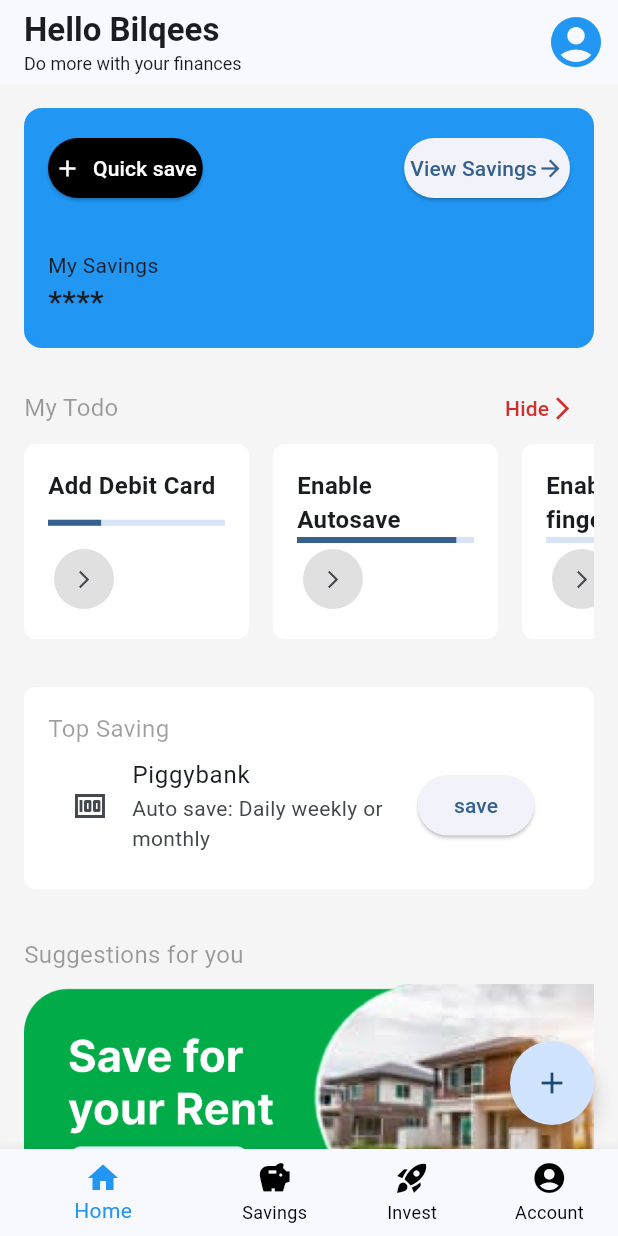
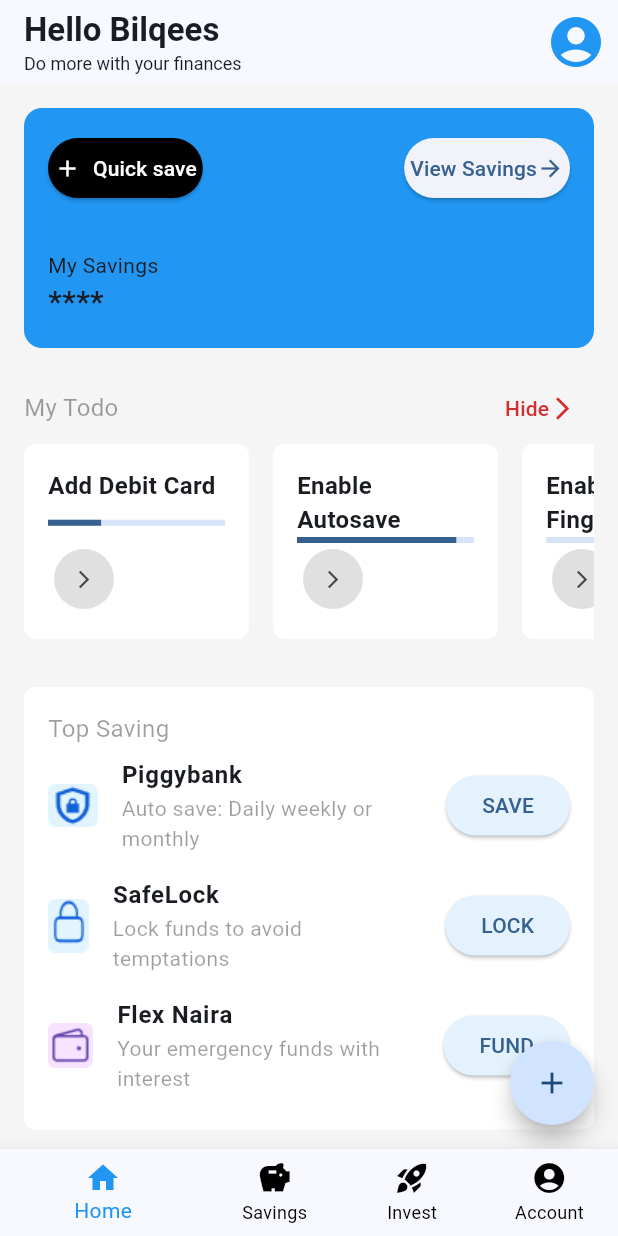
Before and after one commit to Fabilqees/savenet_app, a Flutter app: the screen it shows after launch, after a tap on the "arrow forward ios" icon, on a phone screen of 412 x 824 dp. Run offline on Flutter 3.47's test engine with Material 3 defaults, Android fonts, the phone set to English and light mode, and no system bars; missing offline and left inert: dart:ffi.

Commit message:
built more amazing stuff. Created the Vetted Investment Item and added images

```diff
--- a/lib/features/home/pages/home_view.dart
+++ b/lib/features/home/pages/home_view.dart
@@ -2,6 +2,7 @@
 import 'package:flutter/material.dart';
 import 'package:savenet_app/features/home/widget/my_todo_section.dart';
 import 'package:savenet_app/features/home/widget/top_savings_section.dart';
+import 'package:savenet_app/features/home/widget/vetted_oportunities_section.dart';
 
 import '../widget/savings_details_card.dart';
 import '../widget/suggestions_section.dart';
@@ -47,7 +48,8 @@ class HomeView extends StatelessWidget {
           SavingDetailsCard(),
           MyTodoSection(),
           TopSavingsSection(),
-          SuggestionsSection()
+          SuggestionsSection(),
+          VettedOpportunitesSection()
         ],
       ),
       floatingActionButton: FloatingActionButton(
--- a/lib/features/home/widget/my_todo_section.dart
+++ b/lib/features/home/widget/my_todo_section.dart
@@ -59,9 +59,29 @@ class MyTodoSection extends StatelessWidget {
                     onPressed: () {}
                 ),
                 MyTodoItem(
-                  title: "Enable face id/ fingerprint",
+                  title: "Enable FaceID /Fingerprint",
                   progress: 0,
                     onPressed: () {}
+                ),
+                MyTodoItem(
+                    title: "Add a Picture",
+                    progress: 0.1,
+                    onPressed: () {},
+                ),
+                MyTodoItem(
+                  title: "Add your BVN",
+                  progress: 0.2,
+                  onPressed: () {},
+                ),
+                MyTodoItem(
+                  title: "Verify your Identity",
+                  progress: 0.8,
+                  onPressed: () {},
+                ),
+                MyTodoItem(
+                  title: "Add your Address",
+                  progress: 0.9,
+                  onPressed: () {},
                 )
               ],
 
--- a/lib/features/home/widget/top_savings_section.dart
+++ b/lib/features/home/widget/top_savings_section.dart
@@ -4,6 +4,7 @@ class TopSavingsSection extends StatelessWidget {
   const TopSavingsSection({
     super.key,
   });
+
 
   @override
   Widget build(BuildContext context) {
@@ -25,13 +26,74 @@ class TopSavingsSection extends StatelessWidget {
               ),
             ),
             ListTile(
-              leading: Icon(Icons.money),
-              title: Text("Piggybank"),
-              subtitle: Text("Auto save: Daily weekly or monthly"),
+              leading: Image.asset("assets/images/shield.png"),
+              title: Text(
+                  "Piggybank",
+                   style: TextStyle(
+                     fontWeight: FontWeight.bold
+                   ),
+              ),
+              subtitle: Text(
+                  "Auto save: Daily weekly or monthly",
+                style: TextStyle(
+                  color: Colors.black38
+                ),
+
+              ),
               trailing: ElevatedButton(
                 onPressed: () {},
-                child: Text("save"),
+                style: ElevatedButton.styleFrom(
+                    backgroundColor: Colors.blue.shade50
+                ),
+                child: Text("SAVE"),
               ),
+              contentPadding: EdgeInsets.zero,
+            ),
+            ListTile(
+              leading: Image.asset("assets/images/thumbs-up.png"),
+              title: Text(
+                  "SafeLock",
+                style: TextStyle(
+                    fontWeight: FontWeight.bold
+                ),
+              ),
+              subtitle: Text(
+                  "Lock funds to avoid temptations",
+                   style: TextStyle(
+                    color: Colors.black38
+              ),
+              ),
+              trailing: ElevatedButton(
+                onPressed: () {},
+                style: ElevatedButton.styleFrom(
+                    backgroundColor: Colors.blue.shade50
+                ),
+                child: Text("LOCK"),
+              ),
+              contentPadding: EdgeInsets.zero,
+            ),
+            ListTile(
+              leading: Image.asset("assets/images/wallet.png"),
+              title: Text(
+                  "Flex Naira",
+                  style: TextStyle(
+                    fontWeight: FontWeight.bold
+                  ),
+              ),
+              subtitle: Text(
+                  "Your emergency funds with interest",
+                   style: TextStyle(
+                     color: Colors.black38
+                   ),
+              ),
+              trailing: ElevatedButton(
+                onPressed: () {},
+                style: ElevatedButton.styleFrom(
+                  backgroundColor: Colors.blue.shade50
+                ),
+                child: Text("FUND"),
+              ),
+              contentPadding: EdgeInsets.zero,
             )
           ]
       ),
--- /dev/null
+++ b/lib/features/home/widget/vetted_oportunities_section.dart
@@ -0,0 +1,81 @@
+
+
+import 'package:flutter/material.dart';
+
+class VettedOpportunitesSection extends StatelessWidget {
+  const VettedOpportunitesSection({super.key});
+
+  @override
+  Widget build(BuildContext context) {
+    return Container(
+      margin: EdgeInsets.symmetric(vertical: 16),
+      child: Column(
+        crossAxisAlignment: CrossAxisAlignment.start,
+        children: [
+          Row(
+            mainAxisAlignment: MainAxisAlignment.spaceBetween,
+            children: [
+              Text(
+                  "vetted oppourtunities",
+                   style: TextStyle(
+                   fontSize: 16,
+                   color: Colors.black38
+                ),
+              ),
+              TextButton(onPressed: () {},
+                  child: Row(
+                    children: [
+                      Text("Find More"),
+                      Icon(Icons.arrow_forward_ios, size:18)
+                    ],
+                  )
+              )
+            ],
+          ),
+          SizedBox(
+            height: 210,
+            child: ListView(
+              scrollDirection: Axis.horizontal,
+              children: [
+                VOItem(),
+                VOItem(),
+                VOItem(),
+                VOItem(),
+              ],
+            ),
+          )
+        ],
+      ),
+    );
+  }
+}
+
+class VOItem extends StatelessWidget {
+  const VOItem({
+    super.key,
+  });
+
+  @override
+  Widget build(BuildContext context) {
+    return Container(
+      margin: EdgeInsets.only(right: 8),
+      child: Column(
+        crossAxisAlignment: CrossAxisAlignment.start,
+       children: [
+         Image.asset(
+             "assets/images/invest_img.png",
+           width: 152,
+         ),
+         Text(
+             "Corperate debt",
+           style: TextStyle(
+             fontWeight: FontWeight.bold,
+             fontSize: 18
+           ),
+         ),
+         Text("10% returns in 9 months")
+       ],
+      ),
+    );
+  }
+}
```
Also changed, not shown: assets/images/invest_img.png (added), assets/images/shield.png (added), assets/images/thumbs-up.png (added), assets/images/wallet.png (added).
